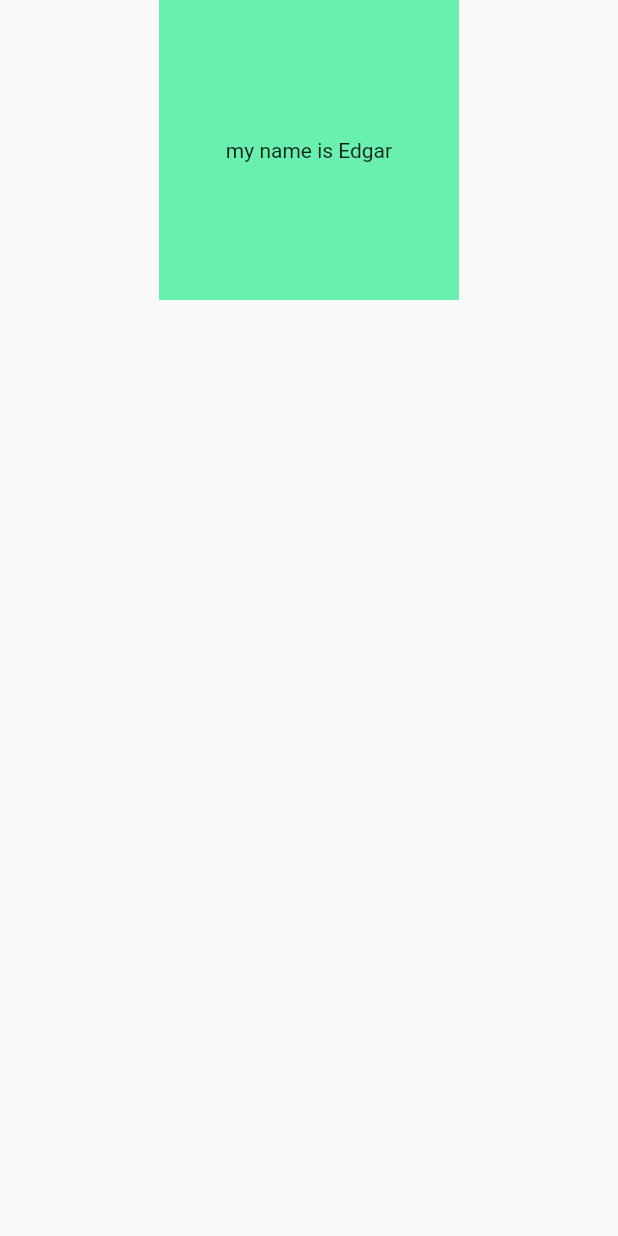
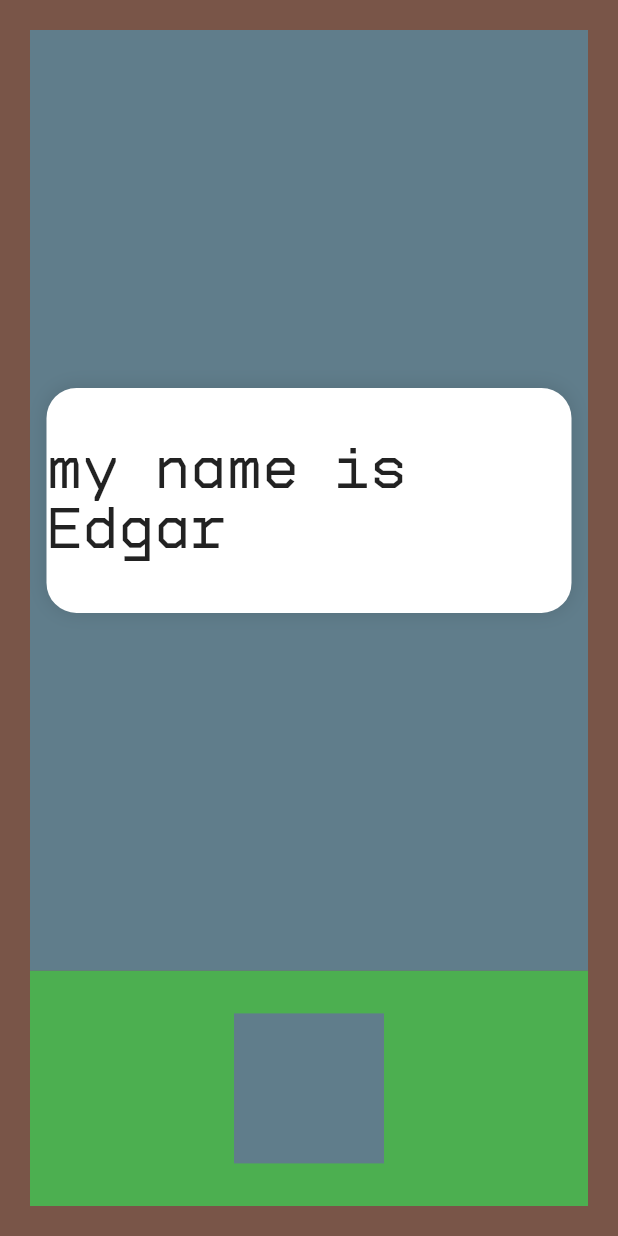
Before and after one commit to eeeedgar/intro_eeee, a Flutter app: the IntroCardPage screen opened directly, on a phone screen of 412 x 824 dp. Run offline on Flutter 3.47's test engine with Material 2 defaults, Android fonts, the light colour scheme and no system bars; drawn by our look-alikes of flip_card; our stand-ins replace animated_text_kit.

Commit message:
feat: load font and make hello blue screen

```diff
--- a/lib/intro_page_card.dart
+++ b/lib/intro_page_card.dart
@@ -1,6 +1,11 @@
 import 'package:flip_card/flip_card_controller.dart';
 import 'package:flutter/material.dart';
 import 'package:flip_card/flip_card.dart';
+import 'package:intro_eeee/intro_page.dart';
+import 'package:intro_eeee/navigation_template.dart';
+
+const cardHeight = 150.0;
+const cardWidth = 350.0;
 
 class IntroCardPage extends StatefulWidget {
   const IntroCardPage({Key? key}) : super(key: key);
@@ -15,11 +20,20 @@ class _IntroCardPageState extends State<IntroCardPage> {
   @override
   Widget build(BuildContext context) {
     return Scaffold(
-      body: SingleChildScrollView(
+      body: Container(
+        color: Colors.brown,
         child: Center(
+          child: Padding(
+            padding: const EdgeInsets.all(20.0),
             child: Column(
               children: [
-              FlipCard(
+                Flexible(
+                  flex: 8,
+                  child: Container(
+                    color: Colors.blueGrey,
+                    child: Center(
+                      child: FlipCard(
+                        speed: 1000,
                         onFlip: () => {
                           if (!_isFlipped)
                             setState(() {
@@ -27,44 +41,68 @@ class _IntroCardPageState extends State<IntroCardPage> {
                             })
                         },
                         fill: Fill.fillBack,
-                front: Container(
-                    height: 200,
-                    width: 200,
-                    color: Colors.greenAccent,
-                    alignment: Alignment.center,
-                    child: Text('my name is Edgar')),
-                back: Container(
-                    height: 200,
-                    width: 200,
+                        front: getCardSide('my name is Edgar'),
+                        back: getCardSide('I am a Flutter-dev'),
+                      ),
+                    ),
+                  ),
+                ),
+                Flexible(
+                  flex: 2,
+                  child: Container(
+                    color: Colors.green,
+                    child: Center(
+                      child: Stack(
+                        alignment: AlignmentDirectional.center,
+                        children: [
+                          IconButton(
+                            onPressed: () => {
+                              Navigator.of(context)
+                                  .push(getRoute(IntroPage(), 'kek'))
+                            },
+                            icon: const Icon(
+                              Icons.arrow_downward_outlined,
+                            ),
+                          ),
+                          if (!_isFlipped)
+                            Center(
+                              child: Container(
+                                height: 100,
+                                width: 100,
                                 color: Colors.blueGrey,
-                    alignment: Alignment.center,
-                    child: Text('and I am a Flutter-dev')),
                               ),
-              (_isFlipped) ?
-              IconButton(onPressed: () => {}, icon: const Icon(Icons.arrow_downward_outlined),)
-                  : const SizedBox(height: 10,)
+                            ),
                         ],
+                      ),
+                    ),
+                  ),
+                ),
+              ],
+            ),
           ),
         ),
       ),
     );
   }
 }
-
-Widget spamCard() {
-  return FlipCard(
-    fill: Fill.fillBack,
-    front: Container(
-        height: 200,
-        width: 200,
-        color: Colors.greenAccent,
+Widget getCardSide(String text) {
+  return Container(
+    decoration: const BoxDecoration(
+        boxShadow: [
+          BoxShadow(
+            color: Colors.black12,
+            blurRadius: 10.0,
+          ),
+        ],
+        color: Colors.white,
+        borderRadius:
+        BorderRadius.all(Radius.circular(20))),
+    height: cardHeight,
+    width: cardWidth,
     alignment: Alignment.center,
-        child: Text('my name is Edgar')),
-    back: Container(
-        height: 200,
-        width: 200,
-        color: Colors.blueGrey,
-        alignment: Alignment.center,
-        child: Text('and I am a Flutter-dev')),
+    child: Text(
+      text,
+      style: const TextStyle(fontSize: 40, fontFamily: 'FeatureMono'),
+    ),
   );
 }
--- a/lib/main.dart
+++ b/lib/main.dart
@@ -1,5 +1,7 @@
 import 'package:flutter/material.dart';
 import 'package:intro_eeee/intro_page.dart';
+import 'package:intro_eeee/intro_page_card.dart';
+import 'package:intro_eeee/intro_running_text.dart';
 
 void main() {
   runApp(const EeeeApp());
@@ -13,7 +15,7 @@ class EeeeApp extends StatelessWidget {
   Widget build(BuildContext context) {
     return const MaterialApp(
       debugShowCheckedModeBanner: false,
-      home: IntroPage(),
+      home: IntroRunningText(),
     );
   }
 }
--- a/lib/navigation_template.dart
+++ b/lib/navigation_template.dart
@@ -154,9 +154,9 @@ class _NavigationTemplateState extends State<NavigationTemplate> {
 Route getRoute(Widget page, String direction) {
   return PageRouteBuilder(
     pageBuilder: (context, animation, secondaryAnimation) => page,
-    // transitionsBuilder: (context, animation, secondaryAnimation, child) {
-    //   return getSlideTransition(context, animation, secondaryAnimation, child, direction);
-    // },
+    transitionsBuilder: (context, animation, secondaryAnimation, child) {
+      return getSlideTransition(context, animation, secondaryAnimation, child, direction);
+    },
   );
 }
 
```
Also changed, not shown: lib/intro_running_text.dart (added, +68 -0 lines), pubspec.yaml (+13 -12 lines), fonts/FeatureMono-Bold.ttf (added), fonts/FeatureMono-Hairline.ttf (added), fonts/FeatureMono-Light.ttf (added), fonts/FeatureMono-Medium.ttf (added), fonts/FeatureMono-Regular.ttf (added), fonts/FeatureMono-Thin.ttf (added), pubspec.lock. Lines whose indentation alone changed are shown as unchanged.
